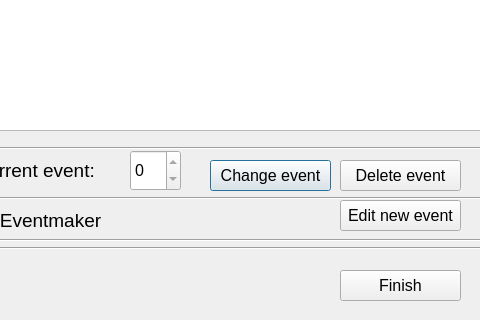
This is gui/forms/dialog_open_model.ui in biel-wro/SimBaD as Qt 5 draws it before an edit; both pictures show x 160 to 640 and y 320 to 640 of the 640 by 640 pixel window. The edited form follows.
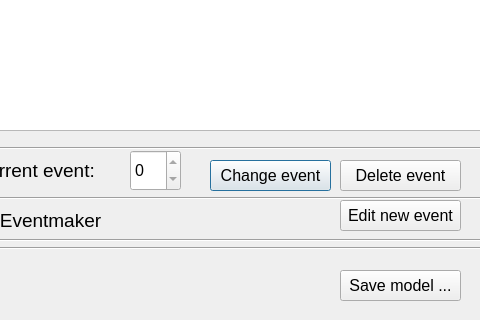
This is the edited form.

```diff
--- a/gui/forms/dialog_open_model.ui
+++ b/gui/forms/dialog_open_model.ui
@@ -418,7 +418,7 @@
     </font>
    </property>
    <property name="text">
-    <string>Finish</string>
+    <string>Save model ...</string>
    </property>
   </widget>
   <widget class="Line" name="line_3">
```
